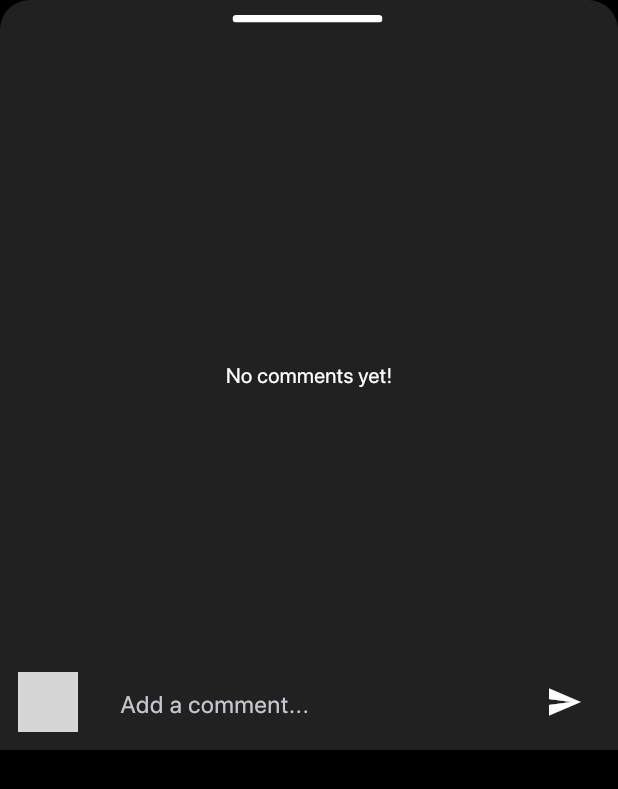
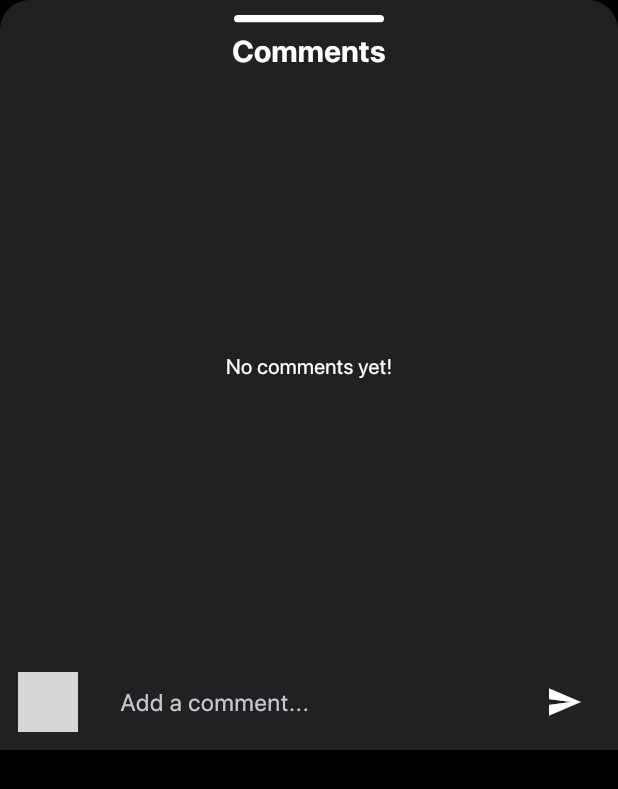
Before and after one commit to hafizhnjwn/fp_ppb_kel16, a Flutter app: the CommentsPage widget shown alone on an empty page, opened directly with empty values, on a phone screen of 412 x 824 dp. Shown: the top 789 px of the screen. Run offline on Flutter 3.47's test engine with Material 3 defaults, Android fonts, the light colour scheme and no system bars; our stand-ins replace cloud_firestore, firebase_auth, firebase_core, image_picker; accounts and stored records are empty; network calls fail; project files that could hold a hidden picture were left out; grey boxes are pictures that could not be loaded.

Commit message:
finish remaining comment func

```diff
--- a/lib/screens/comments_page.dart
+++ b/lib/screens/comments_page.dart
@@ -12,37 +12,108 @@ class CommentsPage extends StatefulWidget {
 }
 
 class _CommentsPageState extends State<CommentsPage> {
-  final comment = TextEditingController();
+  User? _currentUser;
+  bool _isLoading = false;
+  final FirestoreService _firestoreService = FirestoreService();
+  final _commentController = TextEditingController();
+
+
+  @override
+  void initState() {
+    super.initState();
+    _currentUser = FirebaseAuth.instance.currentUser;
+  }
+  Future<void> _submitComment() async {
+    if (_currentUser == null) {
+      if (mounted) {
+        ScaffoldMessenger.of(context).showSnackBar(
+          const SnackBar(content: Text("User not logged in. Cannot post.")),
+        );
+      }
+      return;
+    }
+
+    if (mounted) {
+      setState(() { _isLoading = true; });
+    }
+
+    try {
+      String username = _currentUser!.displayName ?? "Anonymous";
+      DocumentSnapshot userData = await _firestoreService.getUserData(_currentUser!.uid);
+      if (userData.exists) {
+        final data = userData.data() as Map<String, dynamic>;
+        if (data.containsKey('username') && data['username'] != null && (data['username'] as String).isNotEmpty) {
+          username = data['username'];
+        }
+      }
+
+      await _firestoreService.createComment(
+        userId: _currentUser!.uid,
+        username: username,
+        postId: widget.postId,
+        commentText: _commentController.text.trim(),
+        userImageUrl: _currentUser!.photoURL ?? "https://via.placeholder.com/150?text=No+Image",
+      );
+
+      if (!mounted) return;
+      ScaffoldMessenger.of(context).showSnackBar(
+        const SnackBar(
+          content: Text("Comment created successfully!"),
+          duration: Duration(seconds: 1),
+          ),
+      );
+      setState(() {
+        _commentController.clear();
+      });
+
+    } catch (e) {
+      if (!mounted) return;
+      ScaffoldMessenger.of(context).showSnackBar(
+        SnackBar(content: Text("Error saving comment: $e")),
+      );
+    } finally {
+      if (mounted) {
+        setState(() { _isLoading = false; });
+      }
+    }
+  }
+
   @override
   Widget build(BuildContext context) {
     return ClipRRect(
-      borderRadius: BorderRadius.only(
+      borderRadius: const BorderRadius.only(
         topLeft: Radius.circular(20),
         topRight: Radius.circular(20),
       ),
       child: Container(
         color: Colors.grey[900],
         height: 500,
-        child: Stack(
+        child: Column(
           children: [
-            Positioned(
-              top: 10,
-              left: 155,
-              child: ClipRRect(
-                borderRadius: BorderRadius.circular(
-                  3,
-                ), // Adjust the radius as needel
+            const SizedBox(height: 10),
+            ClipRRect(
+              borderRadius: BorderRadius.circular(3),
               child: Container(width: 100, height: 5, color: Colors.white),
             ),
+            const SizedBox(height: 5),
+            const Text(
+              "Comments",
+              style: TextStyle(
+                color: Colors.white,
+                fontSize: 20,
+                fontWeight: FontWeight.bold,
               ),
-            StreamBuilder<QuerySnapshot>(
-              stream:
-                  FirebaseFirestore.instance
+              textAlign: TextAlign.center,
+            ),
+            const SizedBox(height: 4),
+            Expanded(
+              child: StreamBuilder<QuerySnapshot>(
+                stream: FirebaseFirestore.instance
                     .collection('comments')
                     .where('postId', isEqualTo: widget.postId)
                     .orderBy('timestamp', descending: true)
                     .snapshots(),
-              builder: ( BuildContext context, AsyncSnapshot<QuerySnapshot> snapshot,) {
+                builder: (BuildContext context, AsyncSnapshot<QuerySnapshot> snapshot) {
                   if (snapshot.hasError) {
                     return Center(
                       child: Text('Something went wrong: [${snapshot.error}]'),
@@ -60,7 +131,7 @@ class _CommentsPageState extends State<CommentsPage> {
                   final comments = snapshot.data!.docs;
 
                   return ListView.builder(
-                  padding: EdgeInsets.only(bottom: 70),
+                    padding: const EdgeInsets.only(bottom: 10),
                     itemCount: comments.length,
                     itemBuilder: (context, index) {
                       Map<String, dynamic> commentData =
@@ -68,21 +139,25 @@ class _CommentsPageState extends State<CommentsPage> {
 
                       return ListTile(
                         leading: CircleAvatar(
-                        backgroundImage: NetworkImage( commentData['userImageUrl'],),
+                          backgroundImage: NetworkImage(
+                            (commentData['userImageUrl'] ?? "https://via.placeholder.com/150?text=No+Image") as String,
                           ),
-                      title: Text(commentData['username']),
-                      subtitle: Text(commentData['text']),
+                        ),
+                        title: Text(
+                          (commentData['username'] ?? "Unknown") as String,
+                          style: const TextStyle(color: Colors.white),
+                        ),
+                        subtitle: Text(
+                          (commentData['text'] ?? "") as String,
+                          style: const TextStyle(color: Colors.white70),
+                        ),
                       );
                     },
                   );
                 },
               ),
-            SizedBox(height: 60),
-            Positioned(
-              bottom: 0,
-              left: 0,
-              right: 0,
-              child: Container(
+            ),
+            Container(
               color: Colors.grey[900],
               padding: const EdgeInsets.symmetric(
                 horizontal: 12,
@@ -100,12 +175,11 @@ class _CommentsPageState extends State<CommentsPage> {
                   ),
                   const SizedBox(width: 12),
                   Expanded(
-                      child: SizedBox(
-                        height: 45,
                     child: TextField(
-                          controller: comment,
+                      controller: _commentController,
+                      minLines: 1,
                       maxLines: 4,
-                          decoration: InputDecoration(
+                      decoration: const InputDecoration(
                         hintText: "Add a comment...",
                         border: InputBorder.none,
                         contentPadding: EdgeInsets.symmetric(
@@ -115,15 +189,20 @@ class _CommentsPageState extends State<CommentsPage> {
                       ),
                     ),
                   ),
-                    ),
                   const SizedBox(width: 12),
                   IconButton(
-                      icon: Icon(Icons.send, color: Colors.white),
+                    icon: const Icon(Icons.send, color: Colors.white),
                     onPressed: () {
+                      if (_commentController.text.trim().isNotEmpty) {
+                        _submitComment();
+                      } else {
+                        ScaffoldMessenger.of(context).showSnackBar(
+                          const SnackBar(content: Text("Comment cannot be empty.")),
+                        );
+                      }
                     },
                   ),
                 ],
-                ),
               ),
             ),
           ],
```
Also changed, not shown: lib/screens/home_page.dart (+10 -0 lines), lib/services/firestore_service.dart (+8 -6 lines). Lines whose indentation alone changed are shown as unchanged.
